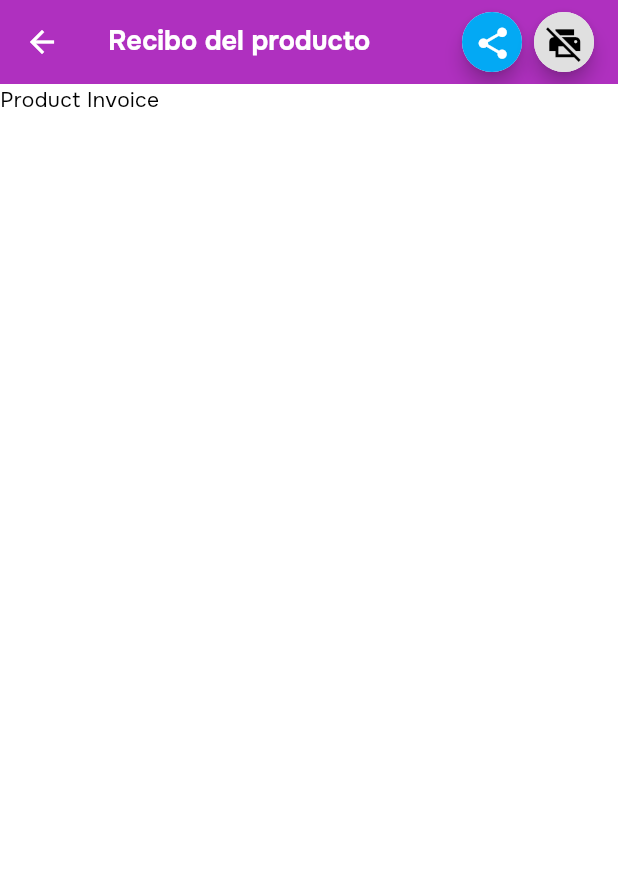
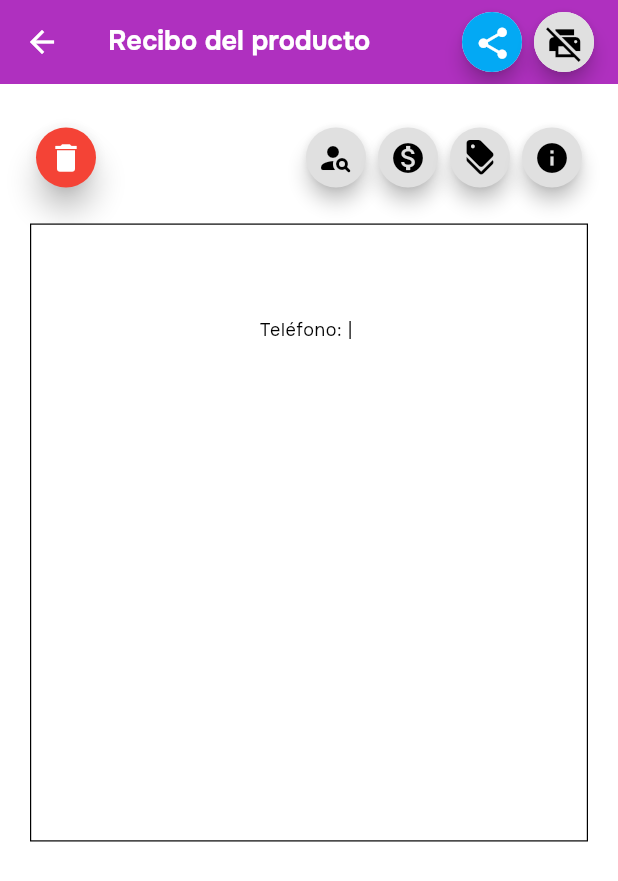
Before and after one commit to HanJian16/Ballots-Template, a Flutter app: the ProductInvoiceScreen screen opened by its route, on a phone screen of 412 x 824 dp. Shown: the top 881 px of the screen. Run offline on Flutter 3.47's test engine with Material 3 defaults, Android fonts, the phone set to English and light mode, and no system bars; our stand-ins replace dio, flutter_dotenv, get, get_storage, google_fonts, permission_handler and 2 more; accounts and stored records are empty.

Commit message:
Avance en la vista previa de la boleta en las pantallas de invoice y uso del widget creado , eliminando codigo no usado en el AppBarTitleWithIcon

```diff
--- a/frontend/ballots_template_flutter/lib/screens/invoice/product_invoice_screen.dart
+++ b/frontend/ballots_template_flutter/lib/screens/invoice/product_invoice_screen.dart
@@ -1,13 +1,32 @@
+import 'package:ballots_template_flutter/theme/colors.dart';
+import 'package:ballots_template_flutter/widgets/invoice/invoice_tool_bar.dart';
 import 'package:flutter/material.dart';
 import 'package:ballots_template_flutter/widgets/appbar_title_with_icon.dart';
 import 'package:ballots_template_flutter/widgets/screen_container.dart';
 import 'package:ballots_template_flutter/utils/invoice_resources/invoice_data.dart';
+import 'package:get/get.dart';
+import 'package:get_storage/get_storage.dart';
 
-class ProductInvoiceScreen extends StatelessWidget {
+class ProductInvoiceScreen extends StatefulWidget {
   const ProductInvoiceScreen({super.key});
 
   @override
+  State<ProductInvoiceScreen> createState() => _ProductInvoiceScreenState();
+}
+
+class _ProductInvoiceScreenState extends State<ProductInvoiceScreen> {
+  late Map<String, dynamic> invoiceData;
+  @override
+  void initState() {
+    super.initState();
+    final box = GetStorage();
+    invoiceData = box.read('storeData') ?? {};
+  }
+
+  @override
   Widget build(BuildContext context) {
+    TextTheme theme = Theme.of(context).textTheme;
+    var invoiceActionIcons = InvoiceResources.getInvoiceActionIcons();
     return ScreenContainer(
       appBarChildren: Column(
         children: [
@@ -19,7 +38,62 @@ class ProductInvoiceScreen extends StatelessWidget {
           ),
         ],
       ),
-      children: const Text('Product Invoice'),
+      children: Container(
+        padding: const EdgeInsets.symmetric(horizontal: 20),
+        child: SingleChildScrollView(
+          child: Column(
+            children: [
+              const SizedBox(
+                height: 25,
+              ),
+              InvoiceToolBar(
+                list: invoiceActionIcons,
+              ),
+              const SizedBox(
+                height: 20,
+              ),
+              Container(
+                width: double.infinity,
+                height: Get.height * 0.5,
+                decoration: BoxDecoration(
+                  color: AppColors.whiteColor,
+                  border: Border.all(color: AppColors.blackColor, width: 0.8),
+                ),
+                child: SingleChildScrollView(
+                  child: Padding(
+                    padding: const EdgeInsets.all(8.0),
+                    child: Column(
+                      children: [
+                        Text(
+                          invoiceData['nameStore'] ?? '',
+                          style: theme.headlineLarge,
+                        ),
+                        Text(invoiceData['rucStore'] ?? '',
+                            style: theme.bodySmall),
+                        Text(invoiceData['addressStore'] ?? '',
+                            style: theme.bodySmall),
+                        Row(
+                          mainAxisAlignment: MainAxisAlignment.center,
+                          children: [
+                            Text('Teléfono:${invoiceData['phoneStore'] ?? ''}',
+                                style: theme.bodySmall),
+                            Text(
+                              ' | ',
+                              style: theme.bodySmall,
+                            ),
+                            Text('${invoiceData['emailStore'] ?? ''}',
+                                style: theme.bodySmall),
+                          ],
+                        )
+                      ],
+                    ),
+                  ),
+                ),
+              )
+            ],
+          ),
+        ),
+      ),
     );
   }
 }
```
Also changed, not shown: frontend/ballots_template_flutter/lib/widgets/appbar_title_with_icon.dart (+0 -20 lines).
